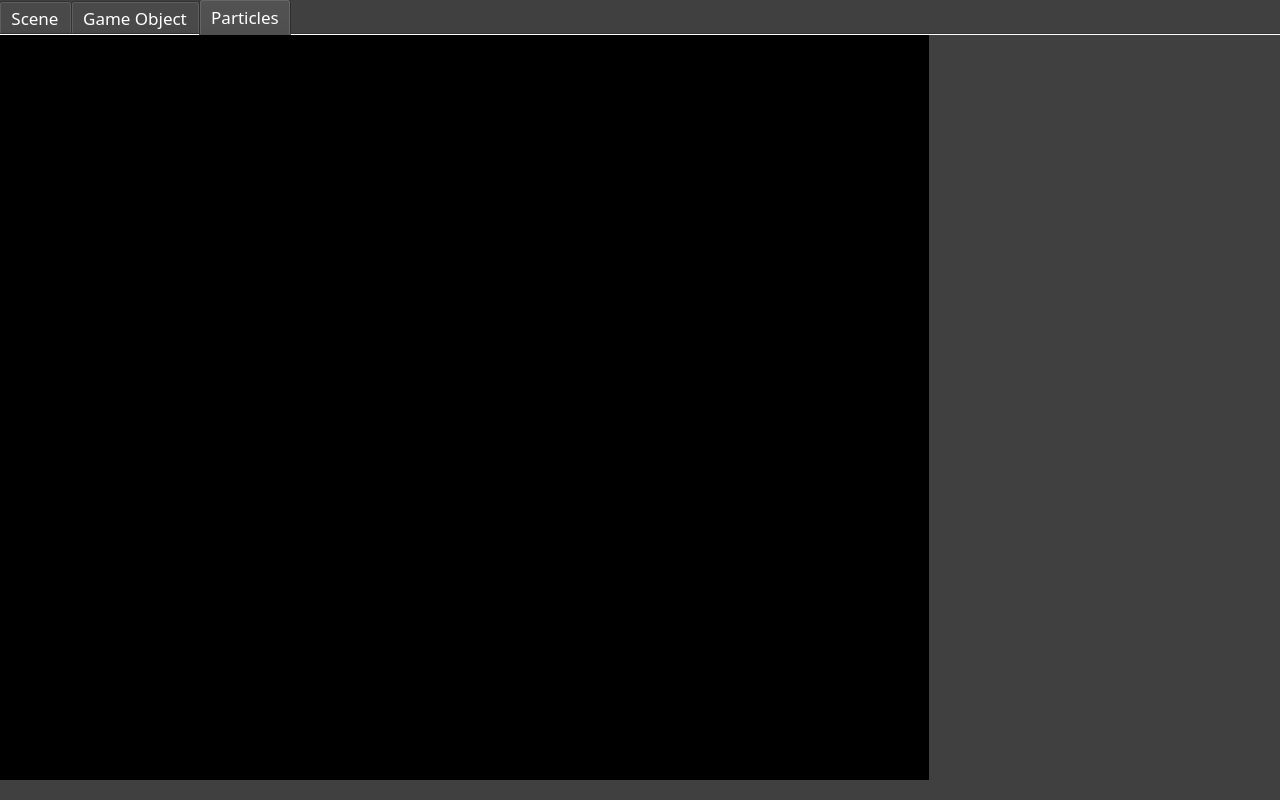
This is ie3D-EMap/Forms/CMainWindow.ui in codeoneclick/ie3D as Qt 5 draws it before an edit. The edited form follows.
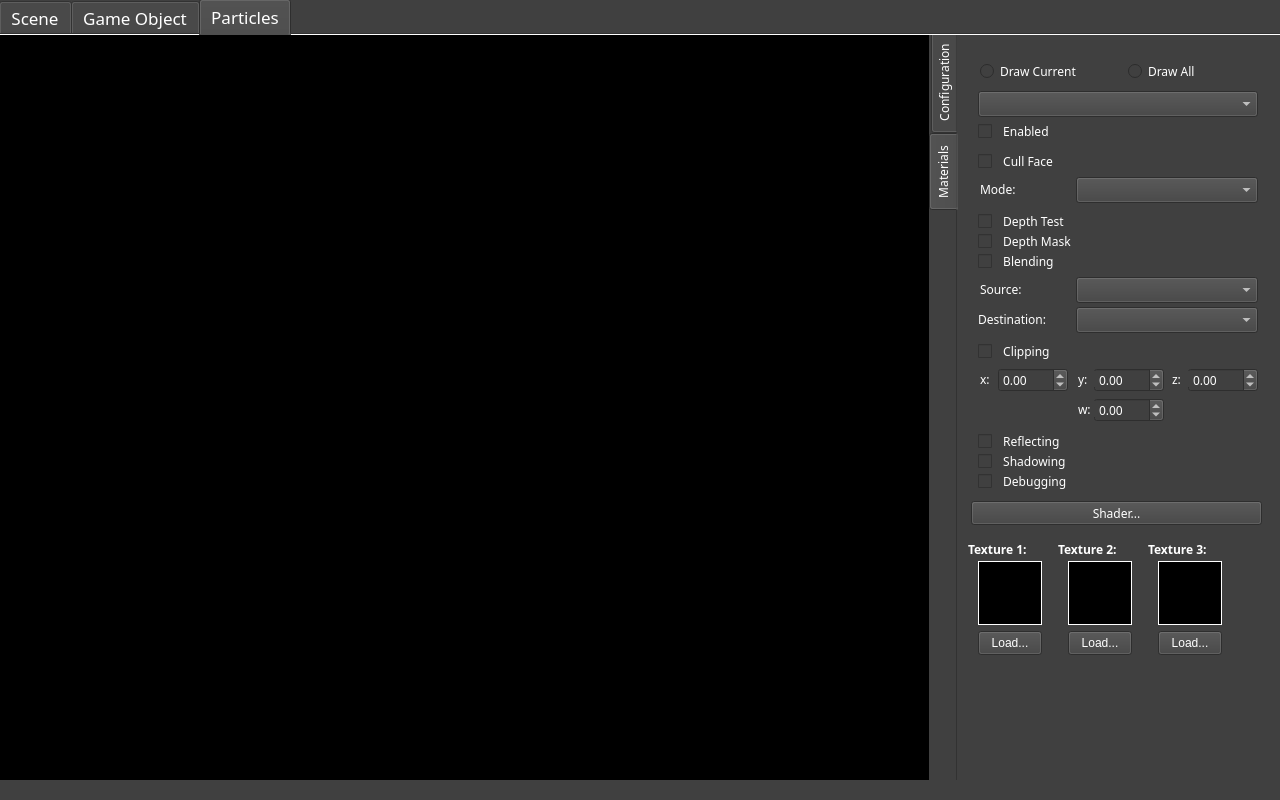
This is the edited form. The open tabs and pages were chosen to show the change.

The edit to the form file:
```diff
--- a/ie3D-EMap/Forms/CMainWindow.ui
+++ b/ie3D-EMap/Forms/CMainWindow.ui
@@ -1872,6 +1872,787 @@
        <string notr="true">background-color: rgb(0, 0, 0);</string>
       </property>
      </widget>
+     <widget class="QTabWidget" name="m_poeSettingsTab">
+      <property name="enabled">
+       <bool>true</bool>
+      </property>
+      <property name="geometry">
+       <rect>
+        <x>930</x>
+        <y>-4</y>
+        <width>351</width>
+        <height>760</height>
+       </rect>
+      </property>
+      <property name="font">
+       <font>
+        <family>Menlo</family>
+       </font>
+      </property>
+      <property name="tabPosition">
+       <enum>QTabWidget::West</enum>
+      </property>
+      <property name="currentIndex">
+       <number>0</number>
+      </property>
+      <property name="documentMode">
+       <bool>true</bool>
+      </property>
+      <property name="movable">
+       <bool>true</bool>
+      </property>
+      <widget class="QWidget" name="m_poeMainSettingTab">
+       <attribute name="title">
+        <string>Configuration</string>
+       </attribute>
+       <widget class="QLabel" name="label_21">
+        <property name="geometry">
+         <rect>
+          <x>22</x>
+          <y>23</y>
+          <width>161</width>
+          <height>16</height>
+         </rect>
+        </property>
+        <property name="text">
+         <string>Num Particles:</string>
+        </property>
+       </widget>
+       <widget class="QDoubleSpinBox" name="m_numParticlesSpinBox">
+        <property name="geometry">
+         <rect>
+          <x>200</x>
+          <y>20</y>
+          <width>91</width>
+          <height>24</height>
+         </rect>
+        </property>
+        <property name="decimals">
+         <number>0</number>
+        </property>
+        <property name="minimum">
+         <double>8.000000000000000</double>
+        </property>
+        <property name="maximum">
+         <double>1024.000000000000000</double>
+        </property>
+        <property name="singleStep">
+         <double>1.000000000000000</double>
+        </property>
+       </widget>
+       <widget class="QLabel" name="label_22">
+        <property name="geometry">
+         <rect>
+          <x>22</x>
+          <y>53</y>
+          <width>161</width>
+          <height>16</height>
+         </rect>
+        </property>
+        <property name="text">
+         <string>Duration:</string>
+        </property>
+       </widget>
+       <widget class="QDoubleSpinBox" name="m_durationSpinBox">
+        <property name="geometry">
+         <rect>
+          <x>200</x>
+          <y>50</y>
+          <width>91</width>
+          <height>24</height>
+         </rect>
+        </property>
+        <property name="decimals">
+         <number>0</number>
+        </property>
+        <property name="minimum">
+         <double>0.000000000000000</double>
+        </property>
+        <property name="maximum">
+         <double>65535.000000000000000</double>
+        </property>
+        <property name="singleStep">
+         <double>1.000000000000000</double>
+        </property>
+       </widget>
+       <widget class="QLabel" name="label_23">
+        <property name="geometry">
+         <rect>
+          <x>22</x>
+          <y>83</y>
+          <width>161</width>
+          <height>16</height>
+         </rect>
+        </property>
+        <property name="text">
+         <string>Duration Randomness:</string>
+        </property>
+       </widget>
+       <widget class="QDoubleSpinBox" name="m_durationRanomnessSpinBox">
+        <property name="geometry">
+         <rect>
+          <x>200</x>
+          <y>80</y>
+          <width>91</width>
+          <height>24</height>
+         </rect>
+        </property>
+        <property name="decimals">
+         <number>0</number>
+        </property>
+        <property name="minimum">
+         <double>0.000000000000000</double>
+        </property>
+        <property name="maximum">
+         <double>65535.000000000000000</double>
+        </property>
+        <property name="singleStep">
+         <double>1.000000000000000</double>
+        </property>
+       </widget>
+       <widget class="QLabel" name="label_24">
+        <property name="geometry">
+         <rect>
+          <x>22</x>
+          <y>113</y>
+          <width>161</width>
+          <height>16</height>
+         </rect>
+        </property>
+        <property name="text">
+         <string>Velocity Sensitivity:</string>
+        </property>
+       </widget>
+       <widget class="QDoubleSpinBox" name="m_velocitySensitivitySpinBox">
+        <property name="geometry">
+         <rect>
+          <x>200</x>
+          <y>110</y>
+          <width>91</width>
+          <height>24</height>
+         </rect>
+        </property>
+        <property name="decimals">
+         <number>0</number>
+        </property>
+        <property name="minimum">
+         <double>0.000000000000000</double>
+        </property>
+        <property name="maximum">
+         <double>65535.000000000000000</double>
+        </property>
+        <property name="singleStep">
+         <double>1.000000000000000</double>
+        </property>
+       </widget>
+       <widget class="QDoubleSpinBox" name="m_minHorizontalVelocitySpinBox">
+        <property name="geometry">
+         <rect>
+          <x>198</x>
+          <y>147</y>
+          <width>91</width>
+          <height>24</height>
+         </rect>
+        </property>
+        <property name="decimals">
+         <number>0</number>
+        </property>
+        <property name="minimum">
+         <double>0.000000000000000</double>
+        </property>
+        <property name="maximum">
+         <double>65535.000000000000000</double>
+        </property>
+        <property name="singleStep">
+         <double>1.000000000000000</double>
+        </property>
+       </widget>
+       <widget class="QLabel" name="label_25">
+        <property name="geometry">
+         <rect>
+          <x>20</x>
+          <y>150</y>
+          <width>161</width>
+          <height>16</height>
+         </rect>
+        </property>
+        <property name="text">
+         <string>Min Horizontal Velocity:</string>
+        </property>
+       </widget>
+      </widget>
+      <widget class="QWidget" name="m_poeMaterialsSettingTab">
+       <property name="enabled">
+        <bool>true</bool>
+       </property>
+       <property name="font">
+        <font>
+         <family>Menlo</family>
+        </font>
+       </property>
+       <attribute name="title">
+        <string>Materials</string>
+       </attribute>
+       <widget class="QComboBox" name="m_materialsComboBox_2">
+        <property name="geometry">
+         <rect>
+          <x>20</x>
+          <y>60</y>
+          <width>280</width>
+          <height>26</height>
+         </rect>
+        </property>
+       </widget>
+       <widget class="QCheckBox" name="m_cullFaceCheckBox_2">
+        <property name="geometry">
+         <rect>
+          <x>20</x>
+          <y>120</y>
+          <width>271</width>
+          <height>20</height>
+         </rect>
+        </property>
+        <property name="text">
+         <string>  Cull Face</string>
+        </property>
+       </widget>
+       <widget class="QComboBox" name="m_cullModeComboBox_2">
+        <property name="geometry">
+         <rect>
+          <x>118</x>
+          <y>146</y>
+          <width>182</width>
+          <height>26</height>
+         </rect>
+        </property>
+       </widget>
+       <widget class="QCheckBox" name="m_depthTestCheckBox_2">
+        <property name="geometry">
+         <rect>
+          <x>20</x>
+          <y>180</y>
+          <width>271</width>
+          <height>20</height>
+         </rect>
+        </property>
+        <property name="text">
+         <string>  Depth Test</string>
+        </property>
+       </widget>
+       <widget class="QCheckBox" name="m_depthMaskCheckBox_2">
+        <property name="geometry">
+         <rect>
+          <x>20</x>
+          <y>200</y>
+          <width>271</width>
+          <height>20</height>
+         </rect>
+        </property>
+        <property name="text">
+         <string>  Depth Mask</string>
+        </property>
+       </widget>
+       <widget class="QCheckBox" name="m_blendingCheckBox_2">
+        <property name="geometry">
+         <rect>
+          <x>20</x>
+          <y>220</y>
+          <width>271</width>
+          <height>20</height>
+         </rect>
+        </property>
+        <property name="text">
+         <string>  Blending</string>
+        </property>
+       </widget>
+       <widget class="QComboBox" name="m_blendingSourceComboBox_2">
+        <property name="geometry">
+         <rect>
+          <x>118</x>
+          <y>246</y>
+          <width>182</width>
+          <height>26</height>
+         </rect>
+        </property>
+       </widget>
+       <widget class="QComboBox" name="m_blendingDesinationComboBox_2">
+        <property name="geometry">
+         <rect>
+          <x>118</x>
+          <y>276</y>
+          <width>182</width>
+          <height>26</height>
+         </rect>
+        </property>
+       </widget>
+       <widget class="QLabel" name="label_14">
+        <property name="geometry">
+         <rect>
+          <x>22</x>
+          <y>150</y>
+          <width>62</width>
+          <height>16</height>
+         </rect>
+        </property>
+        <property name="text">
+         <string>Mode:</string>
+        </property>
+       </widget>
+       <widget class="QLabel" name="label_15">
+        <property name="geometry">
+         <rect>
+          <x>22</x>
+          <y>250</y>
+          <width>62</width>
+          <height>16</height>
+         </rect>
+        </property>
+        <property name="text">
+         <string>Source:</string>
+        </property>
+       </widget>
+       <widget class="QLabel" name="label_16">
+        <property name="geometry">
+         <rect>
+          <x>20</x>
+          <y>280</y>
+          <width>91</width>
+          <height>16</height>
+         </rect>
+        </property>
+        <property name="text">
+         <string>Destination:</string>
+        </property>
+       </widget>
+       <widget class="QCheckBox" name="m_clippingCheckBox_2">
+        <property name="geometry">
+         <rect>
+          <x>20</x>
+          <y>310</y>
+          <width>271</width>
+          <height>20</height>
+         </rect>
+        </property>
+        <property name="text">
+         <string>  Clipping</string>
+        </property>
+       </widget>
+       <widget class="QDoubleSpinBox" name="m_clippingXSpinBox_2">
+        <property name="geometry">
+         <rect>
+          <x>40</x>
+          <y>337</y>
+          <width>70</width>
+          <height>24</height>
+         </rect>
+        </property>
+        <property name="minimum">
+         <double>-1.000000000000000</double>
+        </property>
+        <property name="maximum">
+         <double>1.000000000000000</double>
+        </property>
+        <property name="singleStep">
+         <double>0.100000000000000</double>
+        </property>
+       </widget>
+       <widget class="QDoubleSpinBox" name="m_clippingYSpinBox_2">
+        <property name="geometry">
+         <rect>
+          <x>136</x>
+          <y>337</y>
+          <width>70</width>
+          <height>24</height>
+         </rect>
+        </property>
+        <property name="minimum">
+         <double>-1.000000000000000</double>
+        </property>
+        <property name="maximum">
+         <double>1.000000000000000</double>
+        </property>
+        <property name="singleStep">
+         <double>0.100000000000000</double>
+        </property>
+       </widget>
+       <widget class="QDoubleSpinBox" name="m_clippingZSpinBox_2">
+        <property name="geometry">
+         <rect>
+          <x>230</x>
+          <y>337</y>
+          <width>70</width>
+          <height>24</height>
+         </rect>
+        </property>
+        <property name="minimum">
+         <double>-1.000000000000000</double>
+        </property>
+        <property name="maximum">
+         <double>1.000000000000000</double>
+        </property>
+        <property name="singleStep">
+         <double>0.100000000000000</double>
+        </property>
+       </widget>
+       <widget class="QDoubleSpinBox" name="m_clippingWSpinBox_2">
+        <property name="geometry">
+         <rect>
+          <x>136</x>
+          <y>367</y>
+          <width>70</width>
+          <height>24</height>
+         </rect>
+        </property>
+        <property name="minimum">
+         <double>-1024.000000000000000</double>
+        </property>
+        <property name="maximum">
+         <double>1024.000000000000000</double>
+        </property>
+        <property name="singleStep">
+         <double>0.100000000000000</double>
+        </property>
+       </widget>
+       <widget class="QLabel" name="label_17">
+        <property name="geometry">
+         <rect>
+          <x>22</x>
+          <y>340</y>
+          <width>18</width>
+          <height>16</height>
+         </rect>
+        </property>
+        <property name="text">
+         <string>x:</string>
+        </property>
+       </widget>
+       <widget class="QLabel" name="label_18">
+        <property name="geometry">
+         <rect>
+          <x>120</x>
+          <y>340</y>
+          <width>18</width>
+          <height>16</height>
+         </rect>
+        </property>
+        <property name="text">
+         <string>y:</string>
+        </property>
+       </widget>
+       <widget class="QLabel" name="label_19">
+        <property name="geometry">
+         <rect>
+          <x>214</x>
+          <y>340</y>
+          <width>18</width>
+          <height>16</height>
+         </rect>
+        </property>
+        <property name="text">
+         <string>z:</string>
+        </property>
+       </widget>
+       <widget class="QLabel" name="label_20">
+        <property name="geometry">
+         <rect>
+          <x>120</x>
+          <y>370</y>
+          <width>18</width>
+          <height>16</height>
+         </rect>
+        </property>
+        <property name="text">
+         <string>w:</string>
+        </property>
+       </widget>
+       <widget class="QCheckBox" name="m_reflectingCheckBox_2">
+        <property name="geometry">
+         <rect>
+          <x>20</x>
+          <y>400</y>
+          <width>271</width>
+          <height>20</height>
+         </rect>
+        </property>
+        <property name="text">
+         <string>  Reflecting</string>
+        </property>
+       </widget>
+       <widget class="QCheckBox" name="m_shadowingCheckBox_2">
+        <property name="geometry">
+         <rect>
+          <x>20</x>
+          <y>420</y>
+          <width>271</width>
+          <height>20</height>
+         </rect>
+        </property>
+        <property name="text">
+         <string>  Shadowing</string>
+        </property>
+       </widget>
+       <widget class="QCheckBox" name="m_debuggingCheckBox_2">
+        <property name="geometry">
+         <rect>
+          <x>20</x>
+          <y>440</y>
+          <width>271</width>
+          <height>20</height>
+         </rect>
+        </property>
+        <property name="text">
+         <string>  Debugging</string>
+        </property>
+       </widget>
+       <widget class="QPushButton" name="m_shaderButton_2">
+        <property name="geometry">
+         <rect>
+          <x>13</x>
+          <y>470</y>
+          <width>291</width>
+          <height>24</height>
+         </rect>
+        </property>
+        <property name="text">
+         <string>Shader...</string>
+        </property>
+       </widget>
+       <widget class="QPushButton" name="m_texture1LoadButton_2">
+        <property name="geometry">
+         <rect>
+          <x>20</x>
+          <y>600</y>
+          <width>64</width>
+          <height>24</height>
+         </rect>
+        </property>
+        <property name="styleSheet">
+         <string notr="true">color: rgb(255, 255, 255);</string>
+        </property>
+        <property name="text">
+         <string>Load...</string>
+        </property>
+       </widget>
+       <widget class="QLabel" name="m_texture01Label_5">
+        <property name="geometry">
+         <rect>
+          <x>10</x>
+          <y>510</y>
+          <width>81</width>
+          <height>16</height>
+         </rect>
+        </property>
+        <property name="font">
+         <font>
+          <family>Menlo</family>
+          <weight>75</weight>
+          <bold>true</bold>
+         </font>
+        </property>
+        <property name="styleSheet">
+         <string notr="true">color: rgb(255, 255, 255);</string>
+        </property>
+        <property name="text">
+         <string>Texture 1:</string>
+        </property>
+       </widget>
+       <widget class="QLabel" name="m_texture1Image_2">
+        <property name="geometry">
+         <rect>
+          <x>20</x>
+          <y>530</y>
+          <width>64</width>
+          <height>64</height>
+         </rect>
+        </property>
+        <property name="styleSheet">
+         <string notr="true">color: rgb(255, 255, 255);
+background-color: rgb(0, 0, 0);</string>
+        </property>
+        <property name="frameShape">
+         <enum>QFrame::Box</enum>
+        </property>
+        <property name="text">
+         <string/>
+        </property>
+        <property name="scaledContents">
+         <bool>true</bool>
+        </property>
+        <property name="alignment">
+         <set>Qt::AlignCenter</set>
+        </property>
+       </widget>
+       <widget class="QLabel" name="m_texture01Label_6">
+        <property name="geometry">
+         <rect>
+          <x>100</x>
+          <y>510</y>
+          <width>81</width>
+          <height>16</height>
+         </rect>
+        </property>
+        <property name="font">
+         <font>
+          <family>Menlo</family>
+          <weight>75</weight>
+          <bold>true</bold>
+         </font>
+        </property>
+        <property name="styleSheet">
+         <string notr="true">color: rgb(255, 255, 255);</string>
+        </property>
+        <property name="text">
+         <string>Texture 2:</string>
+        </property>
+       </widget>
+       <widget class="QLabel" name="m_texture2Image_2">
+        <property name="geometry">
+         <rect>
+          <x>110</x>
+          <y>530</y>
+          <width>64</width>
+          <height>64</height>
+         </rect>
+        </property>
+        <property name="styleSheet">
+         <string notr="true">color: rgb(255, 255, 255);
+background-color: rgb(0, 0, 0);</string>
+        </property>
+        <property name="frameShape">
+         <enum>QFrame::Box</enum>
+        </property>
+        <property name="text">
+         <string/>
+        </property>
+        <property name="scaledContents">
+         <bool>true</bool>
+        </property>
+        <property name="alignment">
+         <set>Qt::AlignCenter</set>
+        </property>
+       </widget>
+       <widget class="QPushButton" name="m_texture2LoadButton_2">
+        <property name="geometry">
+         <rect>
+          <x>110</x>
+          <y>600</y>
+          <width>64</width>
+          <height>24</height>
+         </rect>
+        </property>
+        <property name="styleSheet">
+         <string notr="true">color: rgb(255, 255, 255);</string>
+        </property>
+        <property name="text">
+         <string>Load...</string>
+        </property>
+       </widget>
+       <widget class="QLabel" name="m_texture01Label_7">
+        <property name="geometry">
+         <rect>
+          <x>190</x>
+          <y>510</y>
+          <width>81</width>
+          <height>16</height>
+         </rect>
+        </property>
+        <property name="font">
+         <font>
+          <family>Menlo</family>
+          <weight>75</weight>
+          <bold>true</bold>
+         </font>
+        </property>
+        <property name="styleSheet">
+         <string notr="true">color: rgb(255, 255, 255);</string>
+        </property>
+        <property name="text">
+         <string>Texture 3:</string>
+        </property>
+       </widget>
+       <widget class="QLabel" name="m_texture3Image_2">
+        <property name="geometry">
+         <rect>
+          <x>200</x>
+          <y>530</y>
+          <width>64</width>
+          <height>64</height>
+         </rect>
+        </property>
+        <property name="styleSheet">
+         <string notr="true">color: rgb(255, 255, 255);
+background-color: rgb(0, 0, 0);</string>
+        </property>
+        <property name="frameShape">
+         <enum>QFrame::Box</enum>
+        </property>
+        <property name="text">
+         <string/>
+        </property>
+        <property name="scaledContents">
+         <bool>true</bool>
+        </property>
+        <property name="alignment">
+         <set>Qt::AlignCenter</set>
+        </property>
+       </widget>
+       <widget class="QPushButton" name="m_texture3LoadButton_2">
+        <property name="geometry">
+         <rect>
+          <x>200</x>
+          <y>600</y>
+          <width>64</width>
+          <height>24</height>
+         </rect>
+        </property>
+        <property name="styleSheet">
+         <string notr="true">color: rgb(255, 255, 255);</string>
+        </property>
+        <property name="text">
+         <string>Load...</string>
+        </property>
+       </widget>
+       <widget class="QCheckBox" name="m_materialEnabledCheckBox_2">
+        <property name="geometry">
+         <rect>
+          <x>20</x>
+          <y>90</y>
+          <width>271</width>
+          <height>20</height>
+         </rect>
+        </property>
+        <property name="text">
+         <string>  Enabled</string>
+        </property>
+       </widget>
+       <widget class="QRadioButton" name="m_drawCurrentRadioButton_2">
+        <property name="geometry">
+         <rect>
+          <x>22</x>
+          <y>30</y>
+          <width>141</width>
+          <height>20</height>
+         </rect>
+        </property>
+        <property name="text">
+         <string>Draw Current</string>
+        </property>
+       </widget>
+       <widget class="QRadioButton" name="m_drawAllRadioButton_2">
+        <property name="geometry">
+         <rect>
+          <x>170</x>
+          <y>30</y>
+          <width>131</width>
+          <height>20</height>
+         </rect>
+        </property>
+        <property name="text">
+         <string>Draw All</string>
+        </property>
+       </widget>
+      </widget>
+     </widget>
     </widget>
    </widget>
   </widget>
```
Left out of the diff: 2 changed lines with no effect on the pictures.
